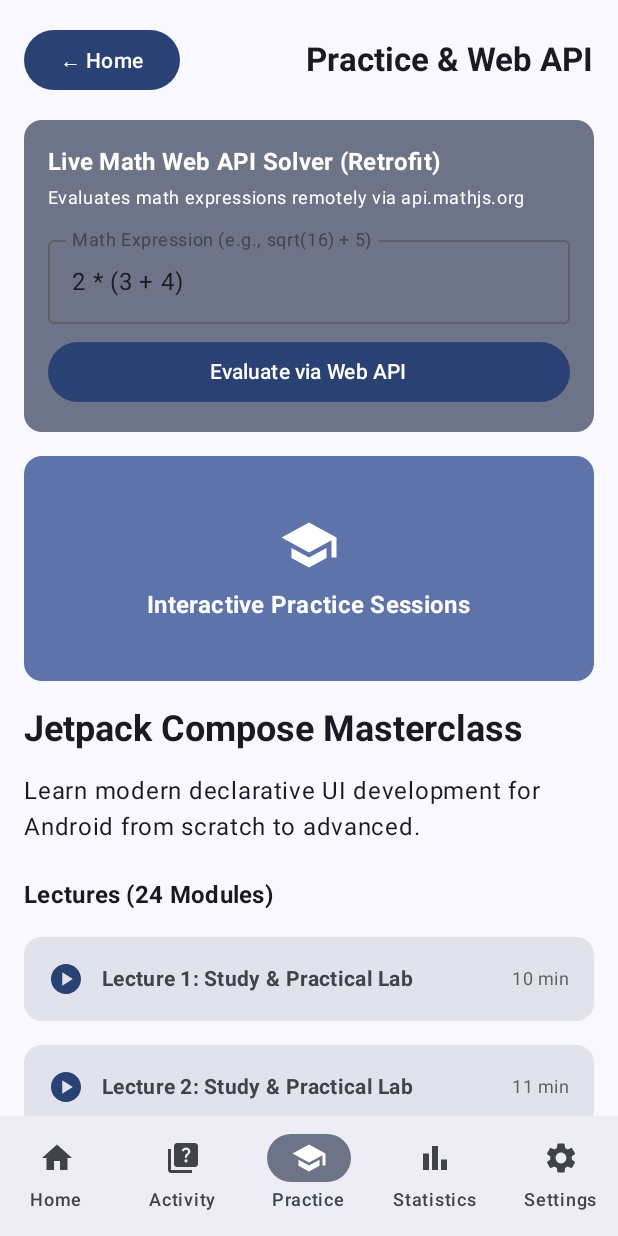
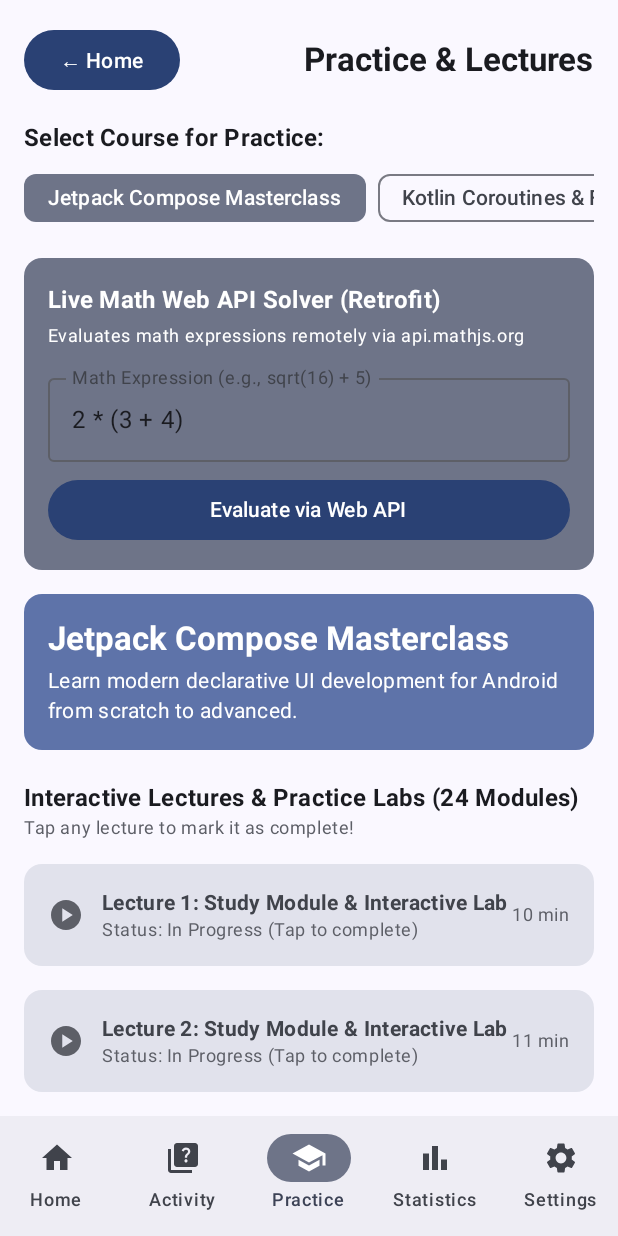
Before and after one commit to JCU-Mobile-Tech/mohammedEduApp, an Android app built with Jetpack Compose: the PracticeScreen screen opened through its navigation route, on a phone screen of 412 x 824 dp. Run offline under Robolectric (Android 15) with nearby library versions, the phone set to English and light mode, and no system bars.

Commit message:
Make Practice screen fully interactive with course selector and toggleable lecture completion checklist

```diff
--- a/app/src/main/java/com/example/mohdeduapp/ui/practice/PracticeScreen.kt
+++ b/app/src/main/java/com/example/mohdeduapp/ui/practice/PracticeScreen.kt
@@ -1,8 +1,10 @@
 package com.example.mohdeduapp.ui.practice
 
 import androidx.compose.foundation.background
+import androidx.compose.foundation.clickable
 import androidx.compose.foundation.layout.*
 import androidx.compose.foundation.lazy.LazyColumn
+import androidx.compose.foundation.lazy.LazyRow
 import androidx.compose.foundation.lazy.items
 import androidx.compose.material.icons.Icons
 import androidx.compose.material.icons.filled.*
@@ -18,6 +20,7 @@ import com.example.mohdeduapp.Course
 import com.example.mohdeduapp.di.AppContainer
 import kotlinx.coroutines.launch
 
+@OptIn(ExperimentalMaterial3Api::class)
 @Composable
 fun PracticeScreen(
     courses: List<Course>,
@@ -28,6 +31,9 @@ fun PracticeScreen(
     var mathExpression by remember { mutableStateOf("2 * (3 + 4)") }
     var apiResult by remember { mutableStateOf<String?>(null) }
     var isLoading by remember { mutableStateOf(false) }
+
+    // Track completed lectures per course (set of lesson indices)
+    val completedLessons = remember { mutableStateMapOf<Int, MutableSet<Int>>() }
 
     val context = LocalContext.current
     val appContainer = remember { AppContainer(context) }
@@ -47,7 +53,23 @@ fun PracticeScreen(
                 verticalAlignment = Alignment.CenterVertically,
             ) {
                 Button(onClick = onBackHome) { Text("← Home") }
-                Text("Practice & Web API", style = MaterialTheme.typography.titleLarge, fontWeight = FontWeight.Bold)
+                Text("Practice & Lectures", style = MaterialTheme.typography.titleLarge, fontWeight = FontWeight.Bold)
+            }
+        }
+
+        item {
+            Text("Select Course for Practice:", style = MaterialTheme.typography.titleMedium, fontWeight = FontWeight.Bold)
+            Spacer(modifier = Modifier.height(4.dp))
+            LazyRow(
+                horizontalArrangement = Arrangement.spacedBy(8.dp),
+            ) {
+                items(courses) { course ->
+                    FilterChip(
+                        selected = selectedCourse?.id == course.id,
+                        onClick = { selectedCourse = course },
+                        label = { Text(course.title) },
+                    )
+                }
             }
         }
 
@@ -105,59 +127,57 @@ fun PracticeScreen(
             }
         }
 
+        if (selectedCourse != null) {
             item {
-            Box(
-                modifier = Modifier
-                    .fillMaxWidth()
-                    .height(150.dp)
-                    .clip(MaterialTheme.shapes.medium)
-                    .background(MaterialTheme.colorScheme.primaryContainer),
-                contentAlignment = Alignment.Center,
+                Card(
+                    modifier = Modifier.fillMaxWidth(),
+                    colors = CardDefaults.cardColors(containerColor = MaterialTheme.colorScheme.primaryContainer),
                 ) {
-                Column(horizontalAlignment = Alignment.CenterHorizontally) {
-                    Icon(
-                        imageVector = Icons.Default.School,
-                        contentDescription = null,
-                        modifier = Modifier.size(40.dp),
-                        tint = MaterialTheme.colorScheme.onPrimaryContainer,
+                    Column(modifier = Modifier.padding(16.dp)) {
+                        Text(
+                            text = selectedCourse!!.title,
+                            style = MaterialTheme.typography.titleLarge,
+                            fontWeight = FontWeight.Bold,
+                            color = MaterialTheme.colorScheme.onPrimaryContainer,
                         )
-                    Spacer(modifier = Modifier.height(8.dp))
+                        Spacer(modifier = Modifier.height(4.dp))
                         Text(
-                        text = "Interactive Practice Sessions",
-                        style = MaterialTheme.typography.titleMedium,
-                        fontWeight = FontWeight.Bold,
+                            text = selectedCourse!!.description,
+                            style = MaterialTheme.typography.bodyMedium,
                             color = MaterialTheme.colorScheme.onPrimaryContainer,
                         )
                     }
                 }
             }
 
-        if (selectedCourse != null) {
             item {
+                Spacer(modifier = Modifier.height(4.dp))
                 Text(
-                    text = selectedCourse!!.title,
-                    style = MaterialTheme.typography.headlineSmall,
-                    fontWeight = FontWeight.Bold,
-                )
-            }
-            item {
-                Text(
-                    text = selectedCourse!!.description,
-                    style = MaterialTheme.typography.bodyLarge,
-                )
-            }
-            item {
-                Spacer(modifier = Modifier.height(8.dp))
-                Text(
-                    text = "Lectures (${selectedCourse!!.lessonsCount} Modules)",
+                    text = "Interactive Lectures & Practice Labs (${selectedCourse!!.lessonsCount} Modules)",
                     style = MaterialTheme.typography.titleMedium,
                     fontWeight = FontWeight.Bold,
                 )
+                Text(
+                    text = "Tap any lecture to mark it as complete!",
+                    style = MaterialTheme.typography.bodySmall,
+                    color = MaterialTheme.colorScheme.outline,
+                )
             }
+
             items(selectedCourse!!.lessonsCount) { index ->
+                val courseId = selectedCourse!!.id
+                val completedSet = completedLessons.getOrPut(courseId) { mutableSetOf() }
+                val isDone = completedSet.contains(index)
+
                 Card(
-                    modifier = Modifier.fillMaxWidth(),
-                    colors = CardDefaults.cardColors(containerColor = MaterialTheme.colorScheme.surfaceVariant),
+                    modifier = Modifier
+                        .fillMaxWidth()
+                        .clickable {
+                            if (isDone) completedSet.remove(index) else completedSet.add(index)
+                        },
+                    colors = CardDefaults.cardColors(
+                        containerColor = if (isDone) MaterialTheme.colorScheme.tertiaryContainer else MaterialTheme.colorScheme.surfaceVariant,
+                    ),
                 ) {
                     Row(
                         modifier = Modifier
@@ -166,14 +186,28 @@ fun PracticeScreen(
                         verticalAlignment = Alignment.CenterVertically,
                         horizontalArrangement = Arrangement.SpaceBetween,
                     ) {
-                        Row(verticalAlignment = Alignment.CenterVertically) {
-                            Icon(Icons.Default.PlayCircle, contentDescription = null, tint = MaterialTheme.colorScheme.primary)
+                        Row(
+                            verticalAlignment = Alignment.CenterVertically,
+                            modifier = Modifier.weight(1f),
+                        ) {
+                            Icon(
+                                imageVector = if (isDone) Icons.Default.CheckCircle else Icons.Default.PlayCircle,
+                                contentDescription = null,
+                                tint = if (isDone) MaterialTheme.colorScheme.primary else MaterialTheme.colorScheme.outline,
+                            )
                             Spacer(modifier = Modifier.width(12.dp))
+                            Column {
                                 Text(
-                                text = "Lecture ${index + 1}: Study & Practical Lab",
+                                    text = "Lecture ${index + 1}: Study Module & Interactive Lab",
                                     style = MaterialTheme.typography.bodyMedium,
                                     fontWeight = FontWeight.Bold,
                                 )
+                                Text(
+                                    text = if (isDone) "Status: Completed ✓" else "Status: In Progress (Tap to complete)",
+                                    style = MaterialTheme.typography.bodySmall,
+                                    color = if (isDone) MaterialTheme.colorScheme.primary else MaterialTheme.colorScheme.outline,
+                                )
+                            }
                         }
                         Text("${index + 10} min", style = MaterialTheme.typography.bodySmall, color = MaterialTheme.colorScheme.outline)
                     }
```
Lines whose indentation alone changed are shown as unchanged.
